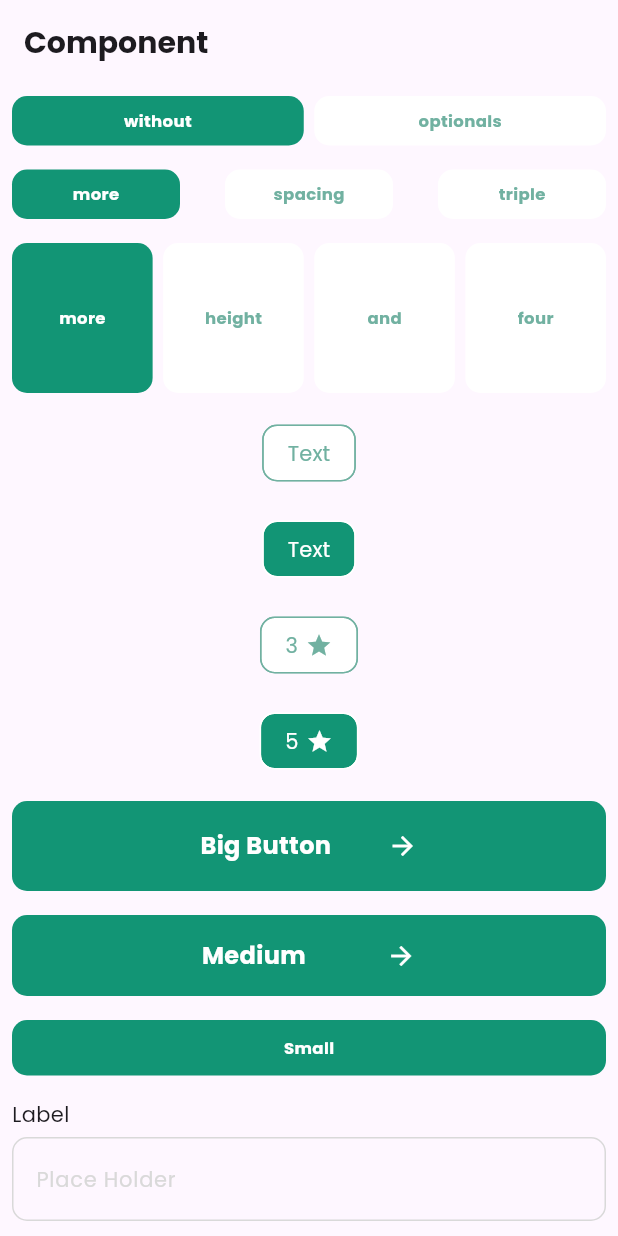
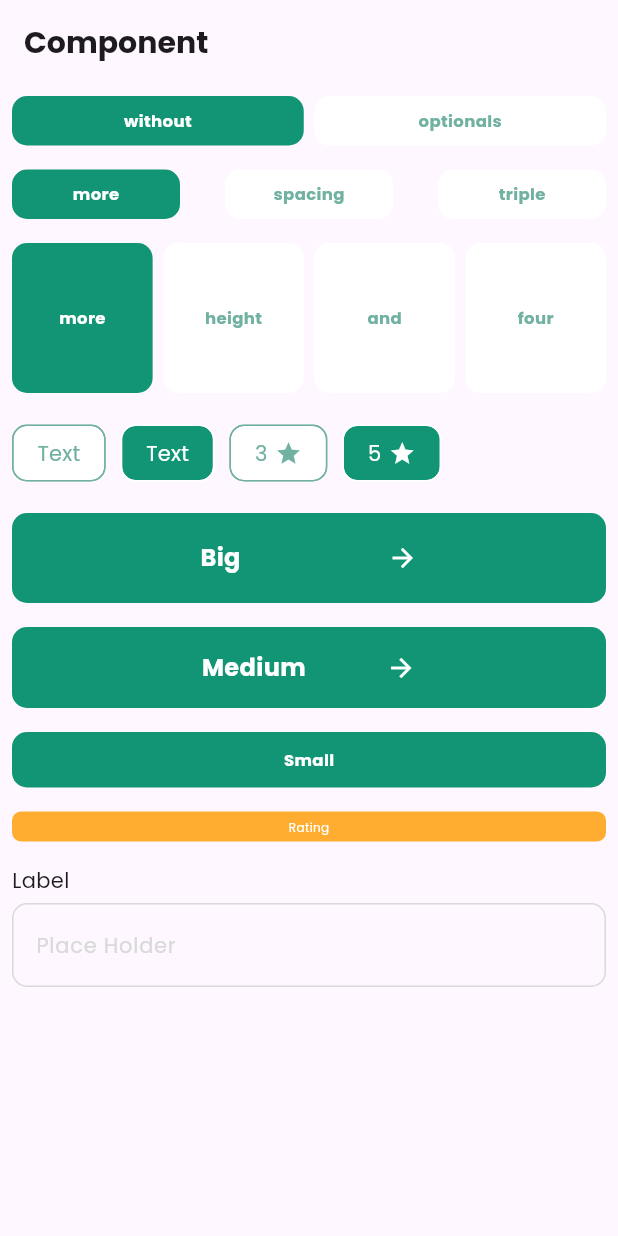
Before and after one commit to rheech22/flutter_recipe, a Flutter app: the screen it shows after launch, on a phone screen of 412 x 824 dp. Run offline on Flutter 3.47's test engine with Material 3 defaults, Android fonts, the phone set to English and light mode, and no system bars; our stand-ins replace device_preview.

Commit message:
feat: add button variants

```diff
--- a/lib/core/presentation/components/button.dart
+++ b/lib/core/presentation/components/button.dart
@@ -2,13 +2,56 @@ import 'package:flutter/material.dart';
 import 'package:flutter_recipe/ui/color_styles.dart';
 import 'package:flutter_recipe/ui/text_styles.dart';
 
-enum ButtonVariants { big, medium, small }
+enum ButtonVariants { large, medium, small, rating }
+
+enum ButtonColors { primary, rating }
+
+class ButtonProperties {
+  final double height;
+  final Color color;
+  final TextStyle font;
+  final double borderRadius;
+  final bool showArrow;
+
+  const ButtonProperties({
+    required this.height,
+    required this.color,
+    required this.font,
+    required this.borderRadius,
+    required this.showArrow,
+  });
+}
 
 class Button extends StatefulWidget {
-  static const Map<ButtonVariants, double> heightMap = {
-    ButtonVariants.big: 60,
-    ButtonVariants.medium: 54,
-    ButtonVariants.small: 37,
+  static const Map<ButtonVariants, ButtonProperties> variantMap = {
+    ButtonVariants.large: ButtonProperties(
+      height: 60,
+      color: ColorStyles.primary100,
+      font: TextStyles.normalTextBold,
+      borderRadius: 10,
+      showArrow: true,
+    ),
+    ButtonVariants.medium: ButtonProperties(
+      height: 54,
+      color: ColorStyles.primary100,
+      font: TextStyles.normalTextBold,
+      borderRadius: 10,
+      showArrow: true,
+    ),
+    ButtonVariants.small: ButtonProperties(
+      height: 37,
+      color: ColorStyles.primary100,
+      font: TextStyles.smallerTextBold,
+      borderRadius: 10,
+      showArrow: false,
+    ),
+    ButtonVariants.rating: ButtonProperties(
+      height: 20,
+      color: ColorStyles.rating,
+      font: TextStyles.smallerTextLabel,
+      borderRadius: 6,
+      showArrow: false,
+    ),
   };
 
   final String text;
@@ -31,6 +74,8 @@ class _ButtonState extends State<Button> {
 
   @override
   Widget build(BuildContext context) {
+    final properties = Button.variantMap[widget.variant]!;
+
     return GestureDetector(
       onTapDown: (_) {
         setState(() {
@@ -50,22 +95,13 @@ class _ButtonState extends State<Button> {
         });
       },
       child: Container(
-        height: Button.heightMap[widget.variant],
+        height: properties.height,
         decoration: BoxDecoration(
-          borderRadius: BorderRadius.circular(10),
-          color: isPressed ? ColorStyles.gray4 : ColorStyles.primary100,
+          borderRadius: BorderRadius.circular(properties.borderRadius),
+          color: isPressed ? ColorStyles.gray4 : properties.color,
         ),
-        child: widget.variant == ButtonVariants.small
-            ? Center(
-                child: Text(
-                  widget.text,
-                  style: TextStyles.smallerTextBold.copyWith(
-                    color: Colors
-                        .white, // NOTE: copyWith는 런타임에 호출되어 성능에 영향을 미칠 수 있다고 함
-                  ),
-                ),
-              )
-            : Row(
+        child: properties.showArrow
+            ? Row(
                 mainAxisAlignment: MainAxisAlignment.center,
                 children: [
                   // NOTE: Container보다 SizedBox가 성능 면에서 더 좋다고 함
@@ -73,12 +109,11 @@ class _ButtonState extends State<Button> {
                     width: 114,
                     child: Text(
                       widget.text,
-                      style: TextStyles.normalTextBold
-                          .copyWith(color: Colors.white),
+                      style: properties.font.copyWith(color: Colors.white),
                     ),
                   ),
                   SizedBox(
-                    width: widget.variant == ButtonVariants.big ? 11 : 9,
+                    width: widget.variant == ButtonVariants.large ? 11 : 9,
                   ),
                   const Icon(
                     Icons.arrow_forward,
@@ -86,6 +121,15 @@ class _ButtonState extends State<Button> {
                     color: Colors.white,
                   ),
                 ],
+              )
+            : Center(
+                child: Text(
+                  widget.text,
+                  style: properties.font.copyWith(
+                    color: Colors
+                        .white, // NOTE: copyWith는 런타임에 호출되어 성능에 영향을 미칠 수 있다고 함
+                  ),
+                ),
               ),
       ),
     );
--- a/lib/main.dart
+++ b/lib/main.dart
@@ -80,35 +80,31 @@ class HomePage extends StatelessWidget {
           ),
           Padding(
             padding: const EdgeInsets.all(8.0),
-            child: const Badge('Text'),
-          ),
-          Padding(
-            padding: const EdgeInsets.all(8.0),
-            child: const Badge(
+            child: Row(
+              spacing: 10,
+              children: [
+                const Badge('Text'),
+                const Badge(
                   'Text',
                   isSelected: true,
                 ),
-          ),
-          Padding(
-            padding: const EdgeInsets.all(8.0),
-            child: const Badge('3', variant: BadgeVariants.rating),
-          ),
-          Padding(
-            padding: const EdgeInsets.all(8.0),
-            child: const Badge(
+                const Badge('3', variant: BadgeVariants.rating),
+                const Badge(
                   '5',
                   variant: BadgeVariants.rating,
                   isSelected: true,
+                ),
+              ],
             ),
           ),
           Padding(
             padding: const EdgeInsets.all(8.0),
             child: Button(
-              'Big Button',
+              'Big',
               onPressed: () {
                 print('Big Button Pressed');
               },
-              variant: ButtonVariants.big,
+              variant: ButtonVariants.large,
             ),
           ),
           Padding(
@@ -132,6 +128,16 @@ class HomePage extends StatelessWidget {
           ),
           Padding(
             padding: const EdgeInsets.all(8.0),
+            child: Button(
+              'Rating',
+              onPressed: () {
+                print('Rating Button Pressed');
+              },
+              variant: ButtonVariants.rating,
+            ),
+          ),
+          Padding(
+            padding: const EdgeInsets.all(8.0),
             child: InputField(
               label: 'Label',
               placeHolder: 'Place Holder',
--- a/lib/ui/text_styles.dart
+++ b/lib/ui/text_styles.dart
@@ -84,4 +84,10 @@ abstract class TextStyles {
     fontWeight: FontWeight.normal,
     fontFamily: 'Poppins',
   );
+
+  static const TextStyle smallerTextLabel = TextStyle(
+    fontSize: 8,
+    fontWeight: FontWeight.normal,
+    fontFamily: 'Poppins',
+  );
 }
```
Lines whose indentation alone changed are shown as unchanged.
